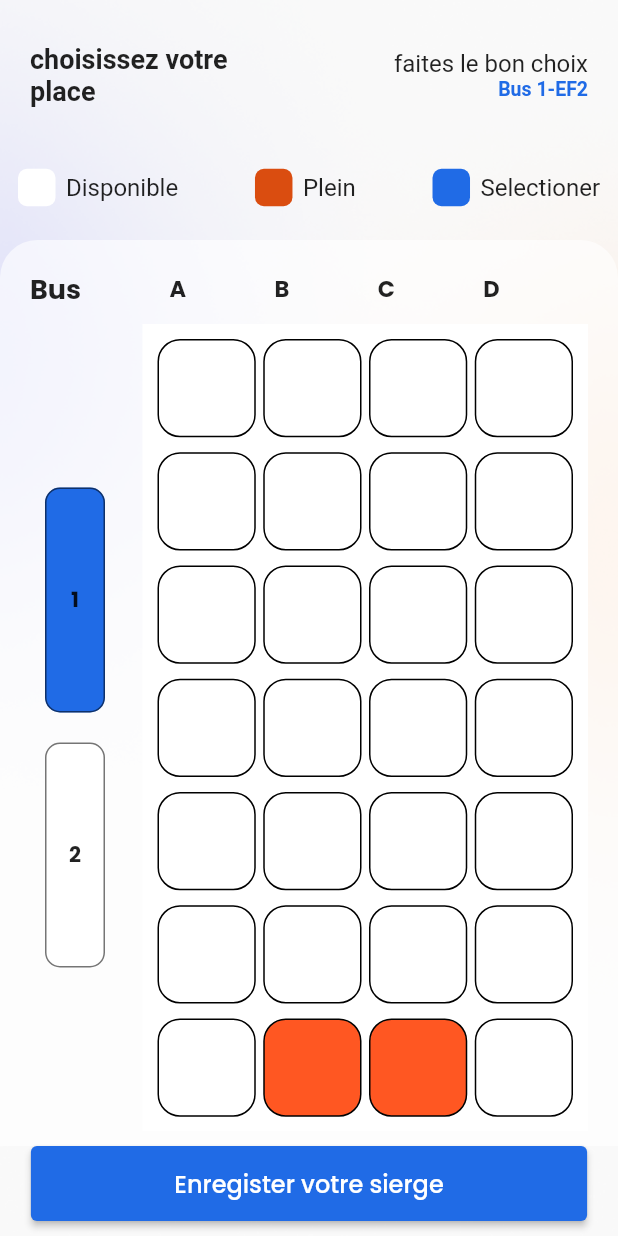
After one commit to cabrelshadow/TaxiApp, a Flutter app: the Sierge screen opened directly, on a phone screen of 412 x 824 dp. The commit adds this screen. Run offline on Flutter 3.47's test engine with Material 2 defaults, Android fonts, the phone set to English and light mode, and no system bars; our stand-ins replace cloud_firestore, firebase_auth, firebase_core, firebase_storage, flutter_svg, get and 6 more; missing offline and left inert: dart:ffi, fl_country_code_picker, flutter_google_places, google_maps_webservice; accounts and stored records are empty.

Commit message:
add place seat for user and send the model data to detailtraijet page

```diff
--- a/lib/constants/image_string.dart
+++ b/lib/constants/image_string.dart
@@ -19,3 +19,4 @@ const String  profile="assets/images/pro.jpg";
 const String  flech="assets/images/arrow.png";
 const String  heur="assets/images/heur.png";
 const String  go="assets/images/go.png";
+const String  bgplace="assets/images/bg.png";
--- /dev/null
+++ b/lib/controller/sierge_controller.dart
@@ -0,0 +1,72 @@
+import 'package:get/get.dart';
+class SierGeController extends GetxController{
+  static SierGeController get instance=>Get.find();
+  var indexGerbon=0.obs;
+//  var indexKusi=0.obs;
+  void gantiGerbon(int indexGerbonTerpilih){
+     indexGerbon.value=indexGerbonTerpilih;
+     gerbon.refresh();
+
+  }
+  void reset(){
+    gerbon[indexGerbon.value].forEach((element) {
+      if(element["status"]!="filled"){
+        element.update("status", (value) =>"avialable");
+      }
+    });
+  }
+  void SelectPlace(int indexdataPlace){
+    //indexKusi.value=indexdataPlace;
+
+ // gerbon.refresh();
+    print(gerbon[indexGerbon.value][indexdataPlace]);
+
+    if(gerbon[indexGerbon.value][indexdataPlace]["status"]=="avialable"){
+      reset();
+      gerbon[indexGerbon.value][indexdataPlace].update("status", (value) => "selected");
+    }
+gerbon.refresh();
+  }
+
+  var gerbon=List.generate(
+      6, (indexG) =>List<Map<String,dynamic>>.generate(75,
+              (indexP){
+            if(indexG==0){
+
+              if(indexP >=25 && indexP<=26||indexP >=40 && indexP<=44 ){
+                return{
+                  "id":"ID-${indexG+1}-${indexP +1}",
+                  "status":"filled",
+                };
+              }
+              else{
+                return{
+                  "id":"ID-${indexG+1}-${indexP +1}",
+                  "status":"avialable",
+                };
+              }
+            }else if(indexG ==1){
+              if(indexP >=5 && indexP<=35){
+                return{
+                  "id":"ID-${indexG+1}-${indexP +1}",
+                  "status":"filled",
+                };
+              }
+              else{
+                return{
+                  "id":"ID-${indexG+1}-${indexP +1}",
+                  "status":"avialable",
+                };
+              }
+            }else{
+              return{
+                "id":"ID-${indexG+1}-${indexP +1}",
+                "status":"avialable",
+              };
+            }
+            },
+
+  ),
+
+  ).obs;
+}
--- a/lib/main.dart
+++ b/lib/main.dart
@@ -8,6 +8,7 @@ import 'package:taxiapp/views/homeScreen.dart';
 import 'package:taxiapp/views/login_screen.dart';
 import 'package:taxiapp/views/navbar.dart';
 import 'package:taxiapp/views/profile_settings.dart';
+import 'package:taxiapp/views/sierge.dart';
 import 'package:taxiapp/views/splash_screen.dart';
 import 'package:taxiapp/views/trajet.dart';
 
--- /dev/null
+++ b/lib/views/detailtrajet.dart
@@ -0,0 +1,39 @@
+import 'package:flutter/material.dart';
+import 'package:google_fonts/google_fonts.dart';
+
+import '../models/trajetmodels/trajetmodel.dart';
+
+class DetailTrajet extends StatefulWidget {
+
+  final  Trajetmodel trajetmodel;
+  const DetailTrajet({Key? key, required this.trajetmodel}) : super(key: key);
+
+  @override
+  State<DetailTrajet> createState() => _DetailTrajetState();
+}
+
+class _DetailTrajetState extends State<DetailTrajet> {
+  get  index => null;
+
+
+
+  @override
+  Widget build(BuildContext context) {
+    return Scaffold(
+      body: Container(
+        child: Column(
+          children: [
+            Text(widget.trajetmodel.villeArriver,style: GoogleFonts.roboto(
+              fontSize: 15,
+
+            ),),
+            Text(widget.trajetmodel.villeDepart,style: GoogleFonts.roboto(
+              fontSize: 15,
+
+            ),),
+          ],
+        ),
+      ),
+    );
+  }
+}
--- /dev/null
+++ b/lib/views/sierge.dart
@@ -0,0 +1,287 @@
+import 'package:flutter/material.dart';
+import 'package:get/get.dart';
+import 'package:google_fonts/google_fonts.dart';
+import 'package:taxiapp/controller/sierge_controller.dart';
+
+import '../constants/colors.dart';
+import '../constants/image_string.dart';
+import '../models/trajetmodels/trajetmodel.dart';
+class Sierge extends GetView<SierGeController>{
+
+
+  @override
+SierGeController controller =Get.put(SierGeController());
+  Widget build(BuildContext context) {
+    return Scaffold(
+      body: Stack(
+        children: [
+        Container(
+        width: Get.width,
+        height: Get.height,
+        decoration: BoxDecoration(
+            image: DecorationImage(
+              fit: BoxFit.cover,
+              image: AssetImage(bgplace),
+            )
+        ),
+      ),
+      SafeArea(
+        child: Column(
+          children: [
+            SizedBox(height: context.mediaQueryPadding.top,),
+            Container(
+              padding: EdgeInsets.symmetric(horizontal: 20),
+              height: 100,
+
+              child: Row(
+                mainAxisAlignment: MainAxisAlignment.spaceBetween,
+                crossAxisAlignment: CrossAxisAlignment.center,
+                children: [
+                  Text("choisissez votre \nplace",style:GoogleFonts.roboto(
+                      fontWeight:FontWeight.bold,
+                      fontSize: 18
+                  ),),
+                  Column(
+
+                    mainAxisAlignment: MainAxisAlignment.center,
+                    crossAxisAlignment: CrossAxisAlignment.end,
+                    children: [
+                      Text("faites le bon choix",style:GoogleFonts.roboto(
+
+                          fontSize: 16
+                      ),),
+                      Text("Bus 1-EF2",style:GoogleFonts.roboto(
+                        fontWeight:FontWeight.bold,
+                        fontSize: 13,
+                        color: appcolor,
+                      ),)
+                    ],
+                  ),
+
+                ],
+              ),
+
+
+            ),
+            Container(
+              padding: EdgeInsets.symmetric(horizontal: 12),
+              height: 50,
+
+              child: Row(
+                mainAxisAlignment: MainAxisAlignment.spaceBetween,
+
+                children: [
+                  ItemeStatus(
+                    status:"Disponible" ,
+                    color:Colors.white,
+                  ),
+                  ItemeStatus(
+                    status:"Plein" ,
+                    color: Color(0xFFda4d10),
+                  ),
+                  ItemeStatus(
+                    status:"Selectioner" ,
+                    color: appcolor,
+                  ),
+                ],
+              ),
+
+            ),
+            SizedBox(height:10 ,),
+            Expanded(
+              child: Container(
+                height: 100,
+
+                decoration: BoxDecoration(
+                  borderRadius:BorderRadius.only(
+                    topLeft: Radius.circular(25),
+                    topRight: Radius.circular(25),
+
+                  ),
+                  color: Colors.white.withOpacity(0.6),
+                ),
+                child: Column(
+
+                  children: [
+                    SizedBox(height: 19,),
+                    Padding(
+                      padding: EdgeInsets.symmetric(horizontal: 20),
+                      child: Row(
+                        mainAxisAlignment: MainAxisAlignment.spaceBetween,
+                        children: [
+                          Text("Bus" ,style: GoogleFonts.poppins( fontWeight: FontWeight.bold,fontSize: 18), ),
+
+                          Expanded(
+
+                            child: Row(
+                              mainAxisAlignment: MainAxisAlignment.spaceEvenly,
+                              children: [
+
+                                Text("A",style: GoogleFonts.poppins( fontWeight: FontWeight.bold,fontSize: 15),),
+                                Text("B",style: GoogleFonts.poppins( fontWeight: FontWeight.bold,fontSize: 15),),
+                                Text("C",style: GoogleFonts.poppins( fontWeight: FontWeight.bold,fontSize: 15),),
+                                Text("D",style: GoogleFonts.poppins( fontWeight: FontWeight.bold,fontSize: 15),),
+                              ],
+                            ),
+                          ),
+
+                        ],
+                      ),
+                    ),
+                    SizedBox(height: 10,),
+                    Expanded(
+                      child: Padding(
+                        padding: EdgeInsets.symmetric(horizontal: 20),
+                        child: Row(
+                          children: [
+                          Container(
+
+                          width:60 ,
+
+                          child: SingleChildScrollView(
+                            scrollDirection: Axis.vertical,
+                            child: Column(
+
+                              children:List.generate(
+                            2,
+                                (index) =>Obx(()=>GestureDetector(
+                                  onTap: (){
+                                      controller.gantiGerbon(index);
+                                  },
+                                  child: Container(
+                              height:150,
+                              margin: EdgeInsets.all(10),
+                              decoration: BoxDecoration(
+                                  borderRadius: BorderRadius.circular(10),
+                                  color: controller.indexGerbon.value==index?appcolor:Colors.white,
+                                  border: Border.all(
+                                    color: Colors.black54
+                                  )
+                              ),
+                              child:  Center(child: Text("${index+1}",style: GoogleFonts.poppins(
+                                fontWeight: FontWeight.bold
+                              ),)),
+                            ),
+                                ),
+
+                          ),
+                        ),
+                      ),
+                    )
+                          ),
+                    SizedBox(width: 15,),
+                    Expanded(child: Container(
+
+                      color: Colors.white,
+
+                      child:Obx(
+                              ()=> GridView.builder(
+                                padding:EdgeInsets.all(10) ,
+                                gridDelegate: SliverGridDelegateWithFixedCrossAxisCount(
+                                  crossAxisCount:4,
+                                  mainAxisSpacing: 10,
+                                  crossAxisSpacing: 5,
+                                ),
+                                itemCount:controller.gerbon[controller.indexGerbon.value].length ,
+                                itemBuilder:(context, index)=>        GestureDetector(
+                                  onTap: (){
+                                    controller.SelectPlace(index);
+                                  },
+                                  child: Container(
+                                    width: 40,
+                                    height: 40,
+
+                                    decoration: BoxDecoration(
+                                      border: Border.all(color: Colors.black),
+                                      borderRadius: BorderRadius.circular(15),
+                                      color:
+                                      controller.gerbon[controller.indexGerbon.value][index]["status"]=="avialable"
+                                      ?Colors.white:
+                                      controller.gerbon[controller.indexGerbon.value][index]["status"]=="filled"?
+                                      Colors.deepOrange:appcolor,
+                                    ),
+
+
+                                  ),
+                                ),
+
+                              )
+
+                      )
+                    ) ,
+                    )
+                          ],
+                ),
+              ),
+            ),
+            SizedBox(height: 10,)
+
+          ],
+        ),
+
+      ),
+
+    ),
+    Container(
+    height: 50,
+
+    child:Center(
+    child: ElevatedButton(
+    onPressed: (){},
+    style: ElevatedButton.styleFrom(
+    backgroundColor: appcolor,
+    fixedSize: Size(Get.width *0.9, 50),
+
+    ),
+    child: Text("Enregister votre sierge",style:GoogleFonts.poppins(
+    fontSize: 16,
+
+    ),),
+
+    ),
+    ),
+
+
+    ),
+    SizedBox(height: 10,)
+    ],
+    ),
+    )
+    ],
+    ),
+    );
+  }
+
+}
+class ItemeStatus extends StatelessWidget {
+  ItemeStatus ({
+    super.key,
+    required this.status,
+    required this.color,
+  });
+  final String status;
+  final Color color;
+
+  @override
+  Widget build(BuildContext context) {
+    return Row(
+      children: [
+        Container(
+          padding: EdgeInsets.symmetric(horizontal: 20),
+          height: 25,
+          width: 25,
+
+          decoration: BoxDecoration(
+              borderRadius: BorderRadius.circular(6),
+              color: color
+          ),
+
+        ),
+        SizedBox(width: 7,),
+        Text(status,style: GoogleFonts.roboto(
+          fontSize: 16,
+        ),)
+      ],
+    );
+  }
+}
--- a/lib/views/trajetdisponible.dart
+++ b/lib/views/trajetdisponible.dart
@@ -4,9 +4,12 @@ import 'package:get/get_core/src/get_main.dart';
 import 'package:google_fonts/google_fonts.dart';
 import 'package:taxiapp/constants/image_string.dart';
 import 'package:taxiapp/models/trajetmodels/trajetmodel.dart';
+import 'package:taxiapp/views/detailtrajet.dart';
+import 'package:taxiapp/views/users.dart';
 
 import '../constants/colors.dart';
 class Trajet extends StatelessWidget {
+
   const Trajet({Key? key}) : super(key: key);
 
   @override
@@ -32,7 +35,13 @@ class Trajet extends StatelessWidget {
                           scrollDirection: Axis.vertical,
                           itemCount:trajetlistitem.length,
                           itemBuilder: (context,index){
-                            return Card(
+                            return InkWell(
+                              onTap: (){
+                                Navigator.of(context)
+                                    .push(MaterialPageRoute(
+                                     builder: (context)=>DetailTrajet(trajetmodel: trajetlistitem[index],),));
+                              },
+                              child: Card(
 
                                 child: Column(
                                   crossAxisAlignment: CrossAxisAlignment.center,
@@ -94,6 +103,7 @@ class Trajet extends StatelessWidget {
 
                                 ),
 
+                              ),
                             );
                           },
                         )),
--- a/pubspec.yaml
+++ b/pubspec.yaml
@@ -37,7 +37,7 @@ dependencies:
   cupertino_icons: ^1.0.2
   get: ^4.6.5
   flutter_svg: ^1.1.4
-  google_fonts: ^3.0.1
+  google_fonts: ^4.0.4
   fl_country_code_picker: ^0.0.2+1
   pinput: ^2.2.12
   firebase_core: ^2.9.0
```
Also changed, not shown: assets/images/bg.png (added), lib/generated/assets.dart, pubspec.lock, 3 other files. Lines whose indentation alone changed are shown as unchanged.
